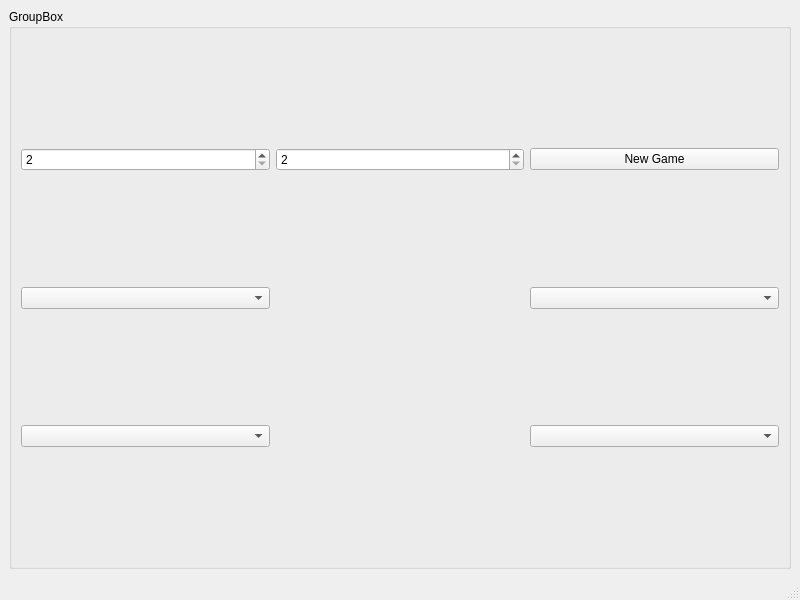
Qt form PokerGame/mainwindow.ui (riggskevinp/oopcpp) before a commit.
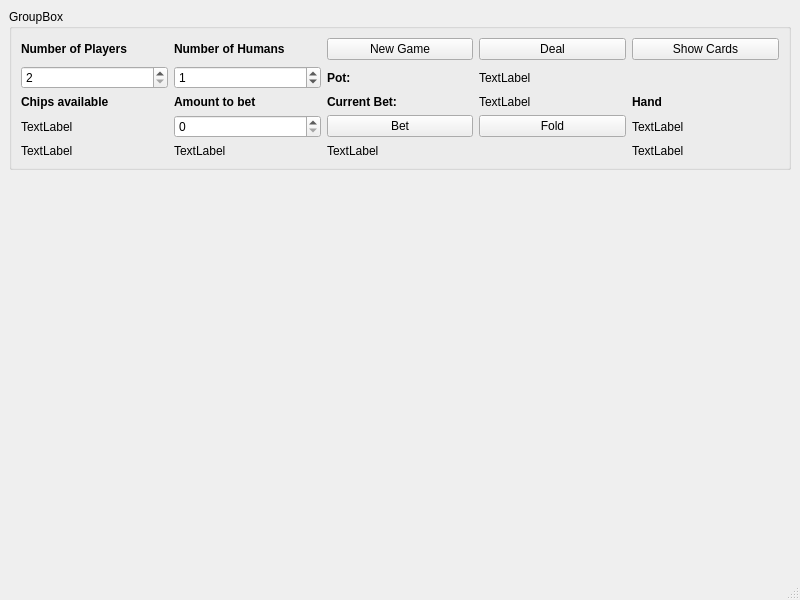
The same form after that commit.

Commit message: Start gui and gameflow development

Patch:
```diff
--- a/PokerGame/mainwindow.ui
+++ b/PokerGame/mainwindow.ui
@@ -15,20 +15,171 @@
   </property>
   <widget class="QWidget" name="centralwidget">
    <layout class="QGridLayout" name="gridLayout_2">
+    <item row="1" column="0">
+     <spacer name="verticalSpacer">
+      <property name="orientation">
+       <enum>Qt::Vertical</enum>
+      </property>
+      <property name="sizeHint" stdset="0">
+       <size>
+        <width>20</width>
+        <height>40</height>
+       </size>
+      </property>
+     </spacer>
+    </item>
     <item row="0" column="0">
      <widget class="QGroupBox" name="groupBox">
       <property name="title">
        <string>GroupBox</string>
       </property>
       <layout class="QGridLayout" name="gridLayout">
-       <item row="1" column="2">
-        <widget class="QComboBox" name="comboBox_8"/>
+       <item row="1" column="3">
+        <widget class="QLabel" name="potLabel">
+         <property name="text">
+          <string>TextLabel</string>
+         </property>
+        </widget>
        </item>
-       <item row="2" column="0">
-        <widget class="QComboBox" name="comboBox_9"/>
+       <item row="0" column="1">
+        <widget class="QLabel" name="label_2">
+         <property name="font">
+          <font>
+           <weight>75</weight>
+           <bold>true</bold>
+          </font>
+         </property>
+         <property name="text">
+          <string>Number of Humans</string>
+         </property>
+        </widget>
+       </item>
+       <item row="2" column="1">
+        <widget class="QLabel" name="label_6">
+         <property name="font">
+          <font>
+           <weight>75</weight>
+           <bold>true</bold>
+          </font>
+         </property>
+         <property name="text">
+          <string>Amount to bet</string>
+         </property>
+        </widget>
        </item>
        <item row="1" column="0">
-        <widget class="QComboBox" name="comboBox_7"/>
+        <widget class="QSpinBox" name="numberOfPlayersSpinBox">
+         <property name="minimum">
+          <number>2</number>
+         </property>
+         <property name="maximum">
+          <number>7</number>
+         </property>
+        </widget>
+       </item>
+       <item row="4" column="1">
+        <widget class="QLabel" name="label_9">
+         <property name="text">
+          <string>TextLabel</string>
+         </property>
+        </widget>
+       </item>
+       <item row="3" column="1">
+        <widget class="QSpinBox" name="spinBox"/>
+       </item>
+       <item row="2" column="0">
+        <widget class="QLabel" name="label_5">
+         <property name="font">
+          <font>
+           <weight>75</weight>
+           <bold>true</bold>
+          </font>
+         </property>
+         <property name="text">
+          <string>Chips available</string>
+         </property>
+        </widget>
+       </item>
+       <item row="3" column="0">
+        <widget class="QLabel" name="label_7">
+         <property name="text">
+          <string>TextLabel</string>
+         </property>
+        </widget>
+       </item>
+       <item row="4" column="0">
+        <widget class="QLabel" name="label_8">
+         <property name="text">
+          <string>TextLabel</string>
+         </property>
+        </widget>
+       </item>
+       <item row="3" column="2">
+        <widget class="QPushButton" name="pushButton">
+         <property name="text">
+          <string>Bet</string>
+         </property>
+        </widget>
+       </item>
+       <item row="2" column="3">
+        <widget class="QLabel" name="betLabel">
+         <property name="text">
+          <string>TextLabel</string>
+         </property>
+        </widget>
+       </item>
+       <item row="0" column="3">
+        <widget class="QPushButton" name="dealButton">
+         <property name="text">
+          <string>Deal</string>
+         </property>
+        </widget>
+       </item>
+       <item row="2" column="2">
+        <widget class="QLabel" name="label_4">
+         <property name="font">
+          <font>
+           <weight>75</weight>
+           <bold>true</bold>
+          </font>
+         </property>
+         <property name="text">
+          <string>Current Bet:</string>
+         </property>
+        </widget>
+       </item>
+       <item row="1" column="2">
+        <widget class="QLabel" name="label_3">
+         <property name="font">
+          <font>
+           <weight>75</weight>
+           <bold>true</bold>
+          </font>
+         </property>
+         <property name="text">
+          <string>Pot:</string>
+         </property>
+        </widget>
+       </item>
+       <item row="3" column="3">
+        <widget class="QPushButton" name="pushButton_2">
+         <property name="text">
+          <string>Fold</string>
+         </property>
+        </widget>
+       </item>
+       <item row="1" column="1">
+        <widget class="QSpinBox" name="numberOfHumansSpinBox">
+         <property name="minimum">
+          <number>0</number>
+         </property>
+         <property name="maximum">
+          <number>7</number>
+         </property>
+         <property name="value">
+          <number>1</number>
+         </property>
+        </widget>
        </item>
        <item row="0" column="2">
         <widget class="QPushButton" name="NewGameButton">
@@ -37,26 +188,57 @@
          </property>
         </widget>
        </item>
-       <item row="2" column="2">
-        <widget class="QComboBox" name="comboBox_10"/>
+       <item row="4" column="2">
+        <widget class="QLabel" name="computerMoveLabel">
+         <property name="text">
+          <string>TextLabel</string>
+         </property>
+        </widget>
+       </item>
+       <item row="0" column="4">
+        <widget class="QPushButton" name="showCardsButton">
+         <property name="text">
+          <string>Show Cards</string>
+         </property>
+        </widget>
        </item>
        <item row="0" column="0">
-        <widget class="QSpinBox" name="spinBox">
-         <property name="minimum">
-          <number>2</number>
+        <widget class="QLabel" name="label">
+         <property name="font">
+          <font>
+           <weight>75</weight>
+           <bold>true</bold>
+          </font>
          </property>
-         <property name="maximum">
-          <number>7</number>
+         <property name="text">
+          <string>Number of Players</string>
          </property>
         </widget>
        </item>
-       <item row="0" column="1">
-        <widget class="QSpinBox" name="spinBox_2">
-         <property name="minimum">
-          <number>2</number>
+       <item row="2" column="4">
+        <widget class="QLabel" name="label_10">
+         <property name="font">
+          <font>
+           <weight>75</weight>
+           <bold>true</bold>
+          </font>
          </property>
-         <property name="maximum">
-          <number>7</number>
+         <property name="text">
+          <string>Hand</string>
+         </property>
+        </widget>
+       </item>
+       <item row="3" column="4">
+        <widget class="QLabel" name="label_11">
+         <property name="text">
+          <string>TextLabel</string>
+         </property>
+        </widget>
+       </item>
+       <item row="4" column="4">
+        <widget class="QLabel" name="label_12">
+         <property name="text">
+          <string>TextLabel</string>
          </property>
         </widget>
        </item>
```
The commit also changes 3 other files.
